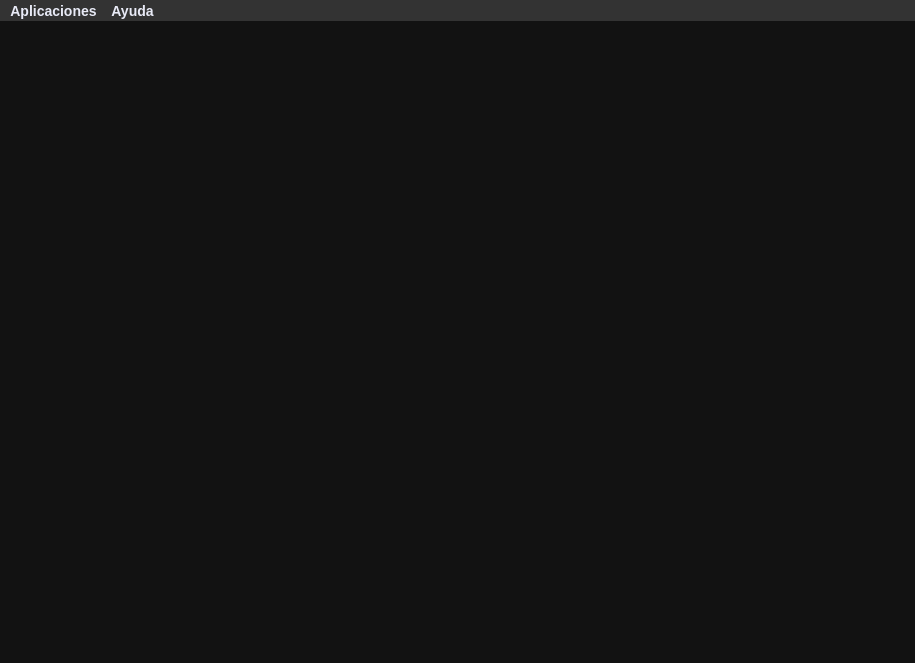
Qt form iu/iu_main_windows.ui (alvarowau/hotel) before a commit.
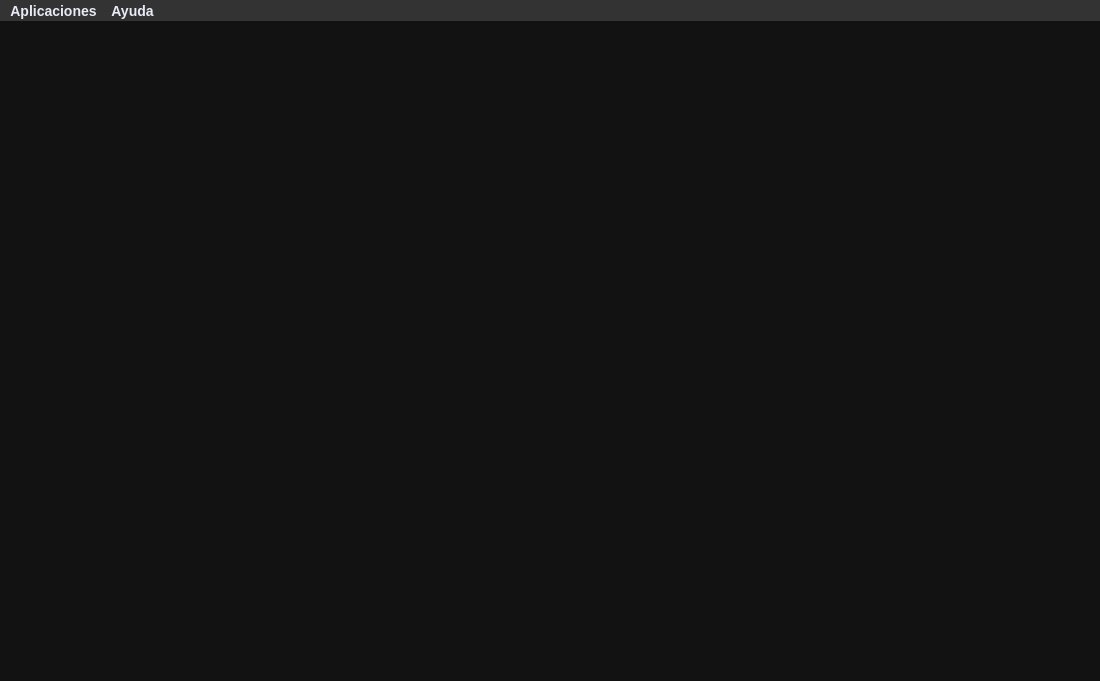
The same form after that commit.

What changed in the file:
```diff
--- a/iu/iu_main_windows.ui
+++ b/iu/iu_main_windows.ui
@@ -6,146 +6,80 @@
    <rect>
     <x>0</x>
     <y>0</y>
-    <width>915</width>
-    <height>663</height>
+    <width>1100</width>
+    <height>681</height>
    </rect>
   </property>
   <property name="minimumSize">
    <size>
-    <width>915</width>
-    <height>663</height>
+    <width>1100</width>
+    <height>681</height>
    </size>
   </property>
   <property name="maximumSize">
    <size>
-    <width>915</width>
-    <height>663</height>
+    <width>1100</width>
+    <height>681</height>
    </size>
   </property>
   <property name="windowTitle">
    <string>HOTEL</string>
   </property>
   <property name="styleSheet">
-   <string notr="true">/* Estilo para el fondo del QWidget en modo oscuro */
-QWidget {
-    background-color: #121212; /* Fondo oscuro */
-    color: #E8EAF6; /* Texto claro en el fondo oscuro */
+   <string notr="true">QWidget {
+    background-color: #121212; 
+    color: #E8EAF6; 
 }
 
-/* Estilo para la barra de menús */
 QMenuBar {
-    background-color: #333333; /* Fondo oscuro de la barra */
-    color: #E8EAF6; /* Texto claro en el menú */
+    background-color: #333333; 
+    color: #E8EAF6; 
     font-size: 14px;
     font-weight: 600;
 }
 
-/* Elementos de los menús en la barra */
 QMenuBar::item {
     background-color: transparent;
     color: #E8EAF6;
 }
 
-/* Elementos seleccionados en la barra de menús */
 QMenuBar::item:selected {
-    background-color: #6200EE; /* Color de selección */
-    color: #FFFFFF; /* Texto blanco cuando se selecciona */
+    background-color: #6200EE; 
+    color: #FFFFFF; 
 }
 
-/* Estilo para las acciones (QAction) */
 QAction {
     font-size: 14px;
     font-weight: 600;
-    color: #E8EAF6; /* Texto claro */
+    color: #E8EAF6; 
     background-color: transparent;
 }
 
-/* Acción en hover */
 QAction:hover {
     background-color: #6200EE; /* Fondo al pasar el mouse */
     color: #FFFFFF; /* Texto blanco */
 }
 
-/* Acción presionada */
+
 QAction:pressed {
-    background-color: #3700B3; /* Fondo más oscuro al presionar */
-    color: #FFFFFF; /* Texto blanco */
-}
-
-/* Botones (QPushButton) en modo oscuro */
-QPushButton {
-    background-color: #6200EE; /* Fondo de botón */
-    color: #FFFFFF; /* Texto claro */
-    border-radius: 8px;
-    font-size: 14px;
-    font-weight: bold;
-    padding: 12px 20px;
-}
-
-/* Hover y pressed para botones */
-QPushButton:hover {
-    background-color: #3700B3;
-}
-
-QPushButton:pressed {
-    background-color: #3100A0;
-}
-
-/* Campos de texto (QLineEdit) en modo oscuro */
-QLineEdit {
-    border: 2px solid #6200EE;
-    border-radius: 8px;
-    background-color: #333333; /* Fondo oscuro */
-    color: #E8EAF6; /* Texto claro */
-    font-size: 14px;
-    padding: 10px 14px;
-}
-
-QLineEdit:focus {
-    border-color: #03DAC5; /* Resaltar el borde al enfocar */
-}
-
-/* Otros componentes como labels */
-QLabel {
-    color: #E8EAF6; /* Texto claro */
-    font-size: 14px;
-    font-weight: 600;
-}
-
-</string>
+    background-color: #3700B3; 
+    color: #FFFFFF; 
+}</string>
   </property>
   <widget class="QWidget" name="centralwidget">
-   <property name="minimumSize">
-    <size>
-     <width>915</width>
-     <height>620</height>
-    </size>
-   </property>
-   <property name="maximumSize">
-    <size>
-     <width>915</width>
-     <height>620</height>
-    </size>
-   </property>
    <widget class="QStackedWidget" name="stackedWidget">
     <property name="geometry">
      <rect>
-      <x>0</x>
-      <y>0</y>
-      <width>900</width>
-      <height>600</height>
+      <x>10</x>
+      <y>10</y>
+      <width>1081</width>
+      <height>641</height>
      </rect>
     </property>
     <property name="minimumSize">
      <size>
-      <width>900</width>
-      <height>600</height>
-     </size>
-    </property>
-    <property name="maximumSize">
-     <size>
-      <width>900</width>
-      <height>600</height>
+      <width>1081</width>
+      <height>641</height>
      </size>
     </property>
     <widget class="QWidget" name="page"/>
@@ -157,7 +91,7 @@
     <rect>
      <x>0</x>
      <y>0</y>
-     <width>915</width>
+     <width>1100</width>
      <height>25</height>
     </rect>
    </property>
```
Left out of the diff: 24 changed lines with no effect on the pictures.
